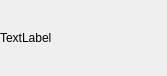
Qt form kanbanwidget.ui (Frederick-Rive/project-management) before a commit.
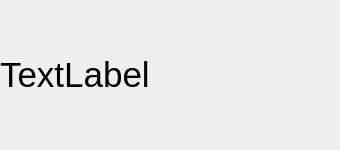
The same form after that commit.

```diff
--- a/kanbanwidget.ui
+++ b/kanbanwidget.ui
@@ -6,20 +6,20 @@
    <rect>
     <x>0</x>
     <y>0</y>
-    <width>167</width>
-    <height>76</height>
+    <width>340</width>
+    <height>150</height>
    </rect>
   </property>
   <property name="minimumSize">
    <size>
-    <width>167</width>
-    <height>76</height>
+    <width>340</width>
+    <height>150</height>
    </size>
   </property>
   <property name="maximumSize">
    <size>
-    <width>167</width>
-    <height>76</height>
+    <width>340</width>
+    <height>150</height>
    </size>
   </property>
   <property name="windowTitle">
@@ -28,36 +28,47 @@
   <property name="autoFillBackground">
    <bool>false</bool>
   </property>
-  <layout class="QVBoxLayout" name="verticalLayout">
-   <property name="spacing">
-    <number>0</number>
+  <widget class="QWidget" name="verticalWidget" native="true">
+   <property name="geometry">
+    <rect>
+     <x>0</x>
+     <y>0</y>
+     <width>340</width>
+     <height>150</height>
+    </rect>
    </property>
-   <property name="leftMargin">
-    <number>0</number>
+   <property name="minimumSize">
+    <size>
+     <width>340</width>
+     <height>150</height>
+    </size>
    </property>
-   <property name="topMargin">
-    <number>0</number>
+   <property name="maximumSize">
+    <size>
+     <width>340</width>
+     <height>150</height>
+    </size>
    </property>
-   <property name="rightMargin">
-    <number>0</number>
-   </property>
-   <property name="bottomMargin">
-    <number>0</number>
-   </property>
+   <layout class="QVBoxLayout" name="verticalLayout_2">
    <item>
     <widget class="QLabel" name="title">
      <property name="minimumSize">
       <size>
-       <width>167</width>
+        <width>340</width>
        <height>76</height>
       </size>
      </property>
      <property name="maximumSize">
       <size>
-       <width>167</width>
+        <width>340</width>
        <height>76</height>
       </size>
      </property>
+      <property name="font">
+       <font>
+        <pointsize>26</pointsize>
+       </font>
+      </property>
      <property name="text">
       <string>TextLabel</string>
      </property>
@@ -67,6 +78,7 @@
     </widget>
    </item>
   </layout>
+  </widget>
  </widget>
  <resources/>
  <connections/>
```
Lines whose indentation alone changed are shown as unchanged.
